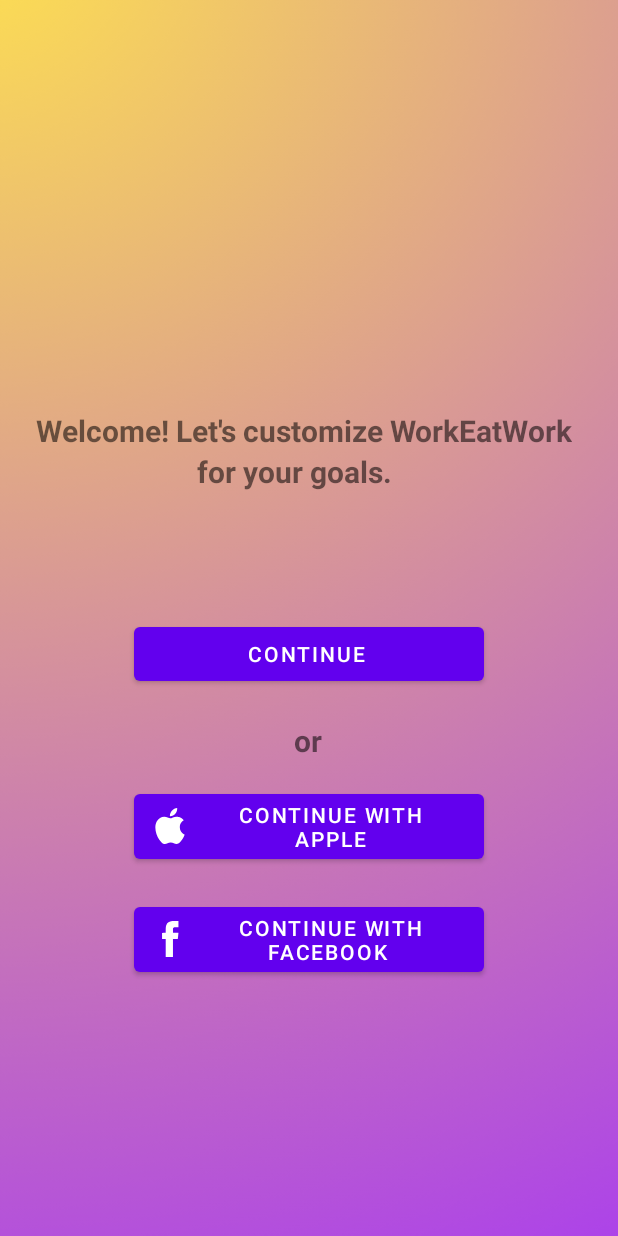
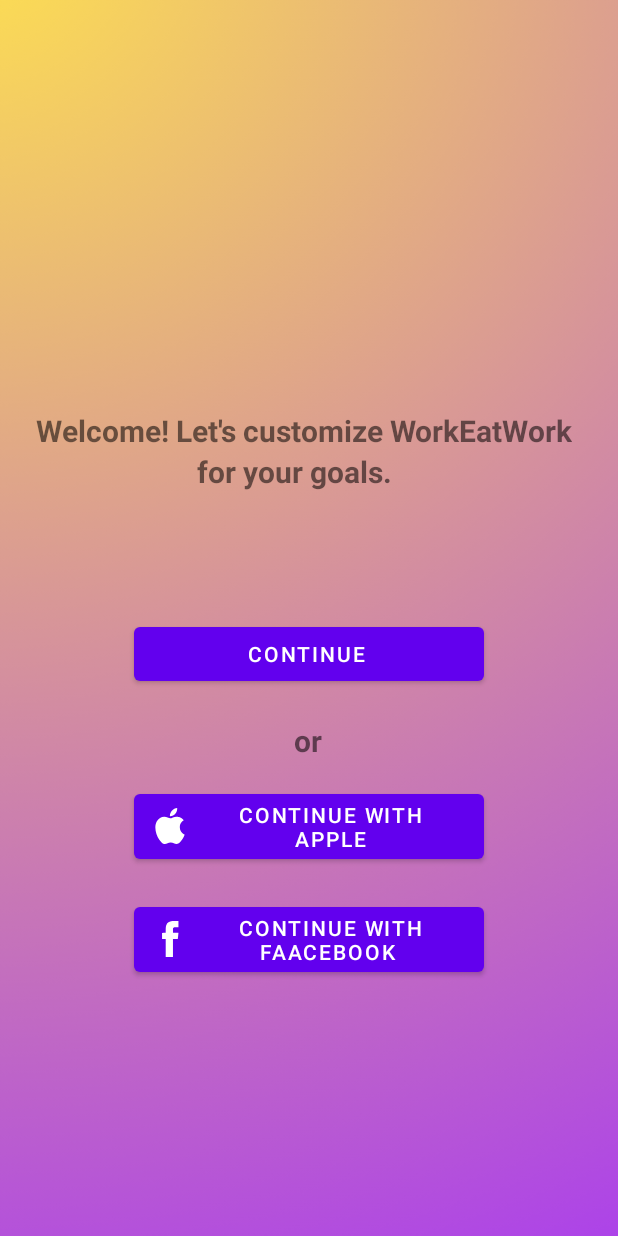
Before and after one commit to MIMIezno/abc, an Android app: the Register screen opened directly, with no data from a screen before it, on a phone screen of 412 x 824 dp. Run offline under Robolectric (Android 15) with nearby library versions, the phone set to English and light mode, and no system bars.

Commit message:
continue fixed, register xml

```diff
--- a/app/src/main/res/layout/activity_register.xml
+++ b/app/src/main/res/layout/activity_register.xml
@@ -82,7 +82,7 @@
         android:layout_marginStart="89dp"
         android:layout_marginTop="20dp"
         android:layout_marginEnd="89dp"
-        android:text="Continue with Facebook "
+        android:text="Continue with Faacebook "
         app:icon="@drawable/facebook"
         app:layout_constraintEnd_toEndOf="parent"
         app:layout_constraintHorizontal_bias="0.0"
```
